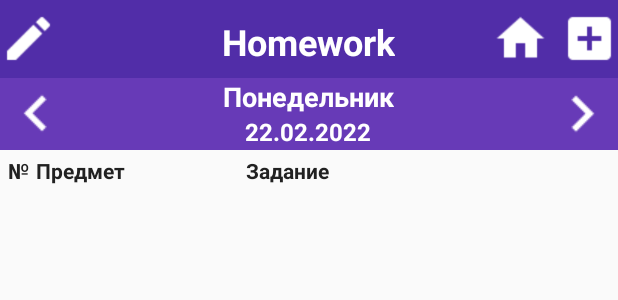
After one commit to kolesnikov-pasha/db, an Android app: the layout layout_main.xml on its own in the app's theme, with its tools: preview values and no code run, on a phone screen of 412 x 824 dp. The commit adds this screen. Shown: the top 300 px of the screen. Run offline under Robolectric (Android 15) with nearby library versions, the phone set to English and light mode, and no system bars.

Commit message:
add navigation view

```diff
--- /dev/null
+++ b/app/src/main/res/layout/layout_main.xml
@@ -0,0 +1,100 @@
+<?xml version="1.0" encoding="utf-8"?>
+<LinearLayout android:layout_width="match_parent"
+    android:layout_height="match_parent"
+    android:orientation="vertical"
+    xmlns:android="http://schemas.android.com/apk/res/android">
+
+    <include
+        layout="@layout/app_bar" />
+
+    <RelativeLayout
+        android:layout_width="match_parent"
+        android:layout_height="48dp"
+        android:background="@color/colorPrimary">
+        <ImageButton
+            android:layout_width="wrap_content"
+            android:layout_height="wrap_content"
+            android:layout_centerVertical="true"
+            android:id="@+id/main_prev_day"
+            android:background="@drawable/ic_keyboard_arrow_left_white_24dp"
+            android:layout_alignParentLeft="true"
+            android:layout_alignParentStart="true" />
+        <LinearLayout
+            android:layout_width="wrap_content"
+            android:layout_height="wrap_content"
+            android:orientation="vertical"
+            android:id="@+id/main_choose_date"
+            android:layout_centerHorizontal="true">
+            <TextView
+                android:layout_width="wrap_content"
+                android:layout_height="wrap_content"
+                android:text="Понедельник"
+                android:textSize="18sp"
+                android:textStyle="bold"
+                android:layout_gravity="center_horizontal"
+                android:textColor="#FFF"
+                android:id="@+id/main_day_of_week"/>
+            <TextView
+                android:layout_width="wrap_content"
+                android:layout_height="wrap_content"
+                android:id="@+id/main_date"
+                android:layout_gravity="center_horizontal"
+                android:textColor="#FFF"
+                android:textStyle="bold"
+                android:textSize="16sp"
+                android:text="22.02.2022"/>
+        </LinearLayout>
+
+        <ImageButton
+            android:layout_width="wrap_content"
+            android:layout_height="wrap_content"
+            android:layout_centerVertical="true"
+            android:id="@+id/main_next_day"
+            android:background="@drawable/ic_keyboard_arrow_right_white_24dp"
+            android:layout_alignParentRight="true"/>
+    </RelativeLayout>
+
+    <LinearLayout
+        android:layout_width="match_parent"
+        android:layout_height="wrap_content"
+        android:id="@+id/main_table"
+        android:orientation="vertical">
+
+        <LinearLayout
+            android:layout_width="match_parent"
+            android:layout_height="wrap_content"
+            android:orientation="horizontal">
+            <TextView
+                android:layout_width="24dp"
+                android:textStyle="bold"
+                android:layout_gravity="left"
+                android:textColor="@color/colorPrimaryText"
+                android:padding="4dp"
+                android:layout_height="match_parent"
+                android:gravity="center"
+                android:text="№" />
+            <TextView
+                android:layout_width="140dp"
+                android:layout_gravity="left"
+                android:textStyle="bold"
+                android:textColor="@color/colorPrimaryText"
+                android:gravity="center_vertical"
+                android:layout_height="match_parent"
+                android:text="Предмет" />
+            <TextView
+                android:layout_width="match_parent"
+                android:layout_gravity="left"
+                android:textStyle="bold"
+                android:textColor="@color/colorPrimaryText"
+                android:gravity="center_vertical"
+                android:layout_height="match_parent"
+                android:text="Задание" />
+        </LinearLayout>
+    </LinearLayout>
+
+    <ListView
+        android:layout_width="match_parent"
+        android:layout_height="wrap_content"
+        android:id="@+id/list_lessons_main">
+    </ListView>
+</LinearLayout>
```
Also changed, not shown: app/build.gradle (+6 -22 lines), app/src/main/res/layout/activity_main.xml (+9 -95 lines).
